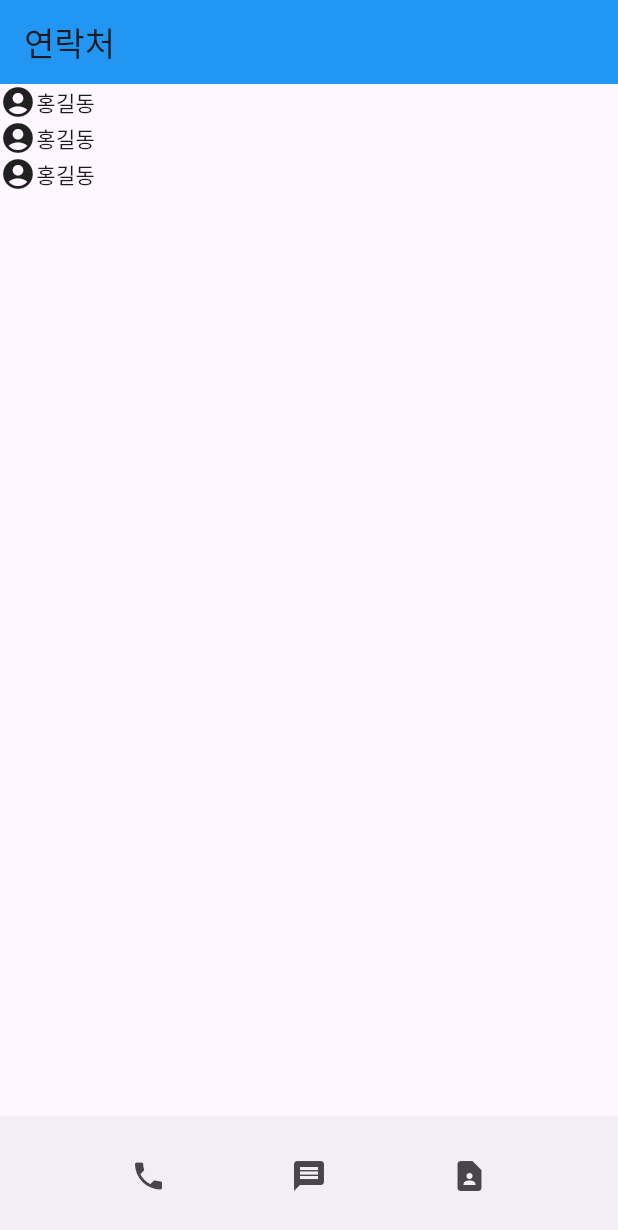
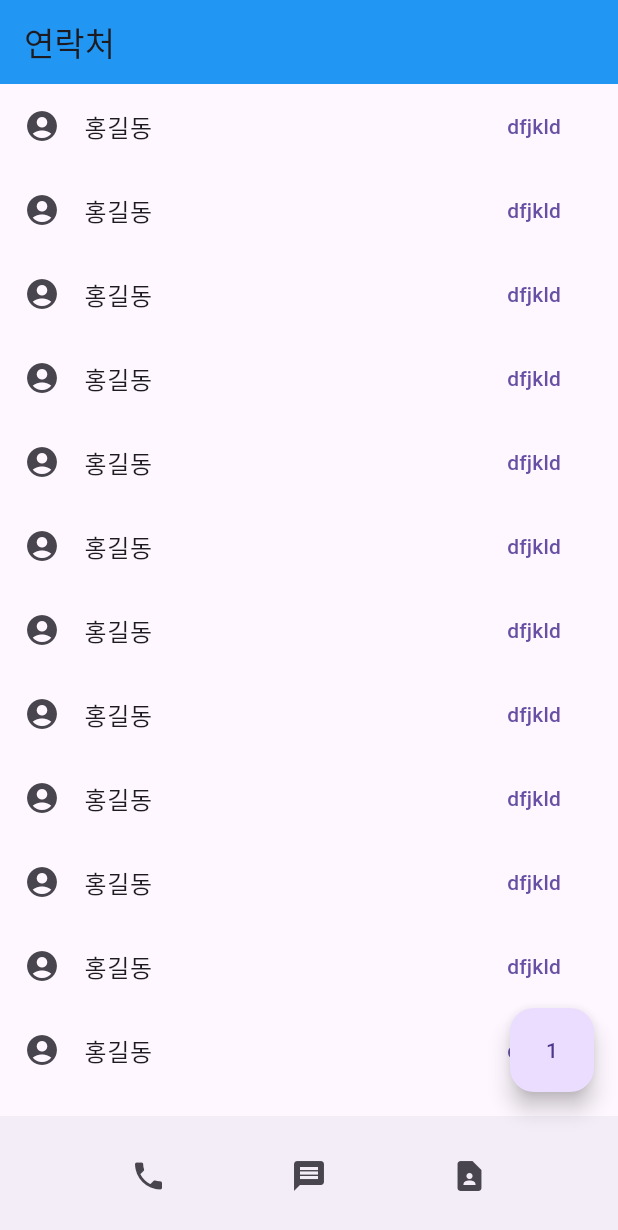
Before and after one commit to NE7K/Contact, a Flutter app: the screen it shows after launch, on a phone screen of 412 x 824 dp. Shown: the top 1230 px of the screen. Run offline on Flutter 3.47's test engine with Material 3 defaults, Android fonts, the phone set to English and light mode, and no system bars.

Commit message:
state 및 floatingActionButton 추가

```diff
--- a/lib/main.dart
+++ b/lib/main.dart
@@ -1,41 +1,44 @@
 import 'package:flutter/material.dart';
 
 void main() {
-  runApp(const MyApp());
+  runApp(MyApp());
 }
 
-class MyApp extends StatelessWidget {
-  const MyApp({super.key});
+class MyApp extends StatefulWidget {
+  MyApp({super.key});
+
+  @override
+  State<MyApp> createState() => _MyAppState();
+}
+
+class _MyAppState extends State<MyApp> {
+  var a = 1;
 
   @override
   Widget build(BuildContext context) {
     return MaterialApp(
       home: Scaffold(
+        floatingActionButton: FloatingActionButton(
+            child: Text(a.toString()),
+            onPressed: () {
+              setState(() {
+                a++;
+              });
+            }
+        ),
         appBar: AppBar(
           backgroundColor: Colors.blue,
           title: Text('연락처')
         ),
-        body: ListView(
-         children: [
-           Row(
-             children: [
-               Icon(Icons.account_circle),
-               Text('홍길동'),
-             ],
-           ),
-           Row(
-             children: [
-               Icon(Icons.account_circle),
-               Text('홍길동'),
-             ],
-           ),
-           Row(
-             children: [
-               Icon(Icons.account_circle),
-               Text('홍길동'),
-             ],
-           )
-         ],
+        body: ListView.builder(
+          itemCount: 300,
+          itemBuilder: (context, i) {
+            return ListTile(
+              leading: Icon(Icons.account_circle),
+              title: Text('홍길동'),
+              trailing: TextButton(onPressed: () {}, child: Text('dfjkld')),
+            );
+          },
         ),
 
         bottomNavigationBar: bottomIcon()
```
Also changed, not shown: 2 other files.
